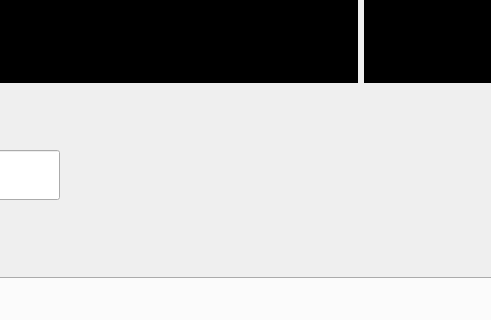
This is codec-preview/codeccomparisonwindow.ui in pszopinski/codec-preview as Qt 5 draws it before an edit; both pictures show x 222 to 713 and y 318 to 638 of the 1165 by 788 pixel window. The edited form follows.
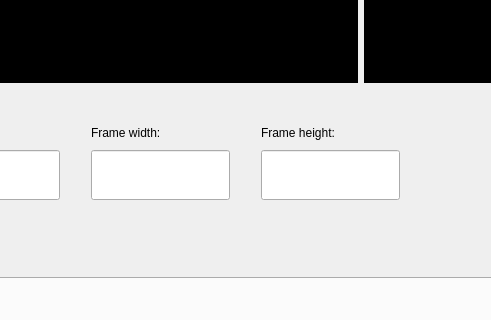
This is the edited form. Custom widgets are drawn as their Qt base class.

Commit message: added frame resolution parameter

What changed in the file:
```diff
--- a/codec-preview/codeccomparisonwindow.ui
+++ b/codec-preview/codeccomparisonwindow.ui
@@ -73,6 +73,64 @@
                  </item>
                 </layout>
                </widget>
+               <widget class="QWidget" name="layoutWidget_2">
+                <property name="geometry">
+                 <rect>
+                  <x>450</x>
+                  <y>10</y>
+                  <width>161</width>
+                  <height>101</height>
+                 </rect>
+                </property>
+                <layout class="QVBoxLayout" name="verticalLayout_9">
+                 <item>
+                  <widget class="QLabel" name="label_3">
+                   <property name="text">
+                    <string>Frame height:</string>
+                   </property>
+                  </widget>
+                 </item>
+                 <item>
+                  <widget class="QLineEdit" name="frameHeight">
+                   <property name="minimumSize">
+                    <size>
+                     <width>0</width>
+                     <height>50</height>
+                    </size>
+                   </property>
+                  </widget>
+                 </item>
+                </layout>
+               </widget>
+               <widget class="QWidget" name="">
+                <property name="geometry">
+                 <rect>
+                  <x>280</x>
+                  <y>10</y>
+                  <width>161</width>
+                  <height>101</height>
+                 </rect>
+                </property>
+                <layout class="QVBoxLayout" name="verticalLayout_8">
+                 <item>
+                  <widget class="QLabel" name="label_2">
+                   <property name="text">
+                    <string>Frame width:</string>
+                   </property>
+                  </widget>
+                 </item>
+                 <item>
+                  <widget class="QLineEdit" name="frameWidth">
+                   <property name="minimumSize">
+                    <size>
+                     <width>0</width>
+                     <height>50</height>
+                    </size>
+                   </property>
+                  </widget>
+                 </item>
+                </layout>
+               </widget>
               </widget>
              </item>
             </layout>
```
The commit also changes 2 other files.
